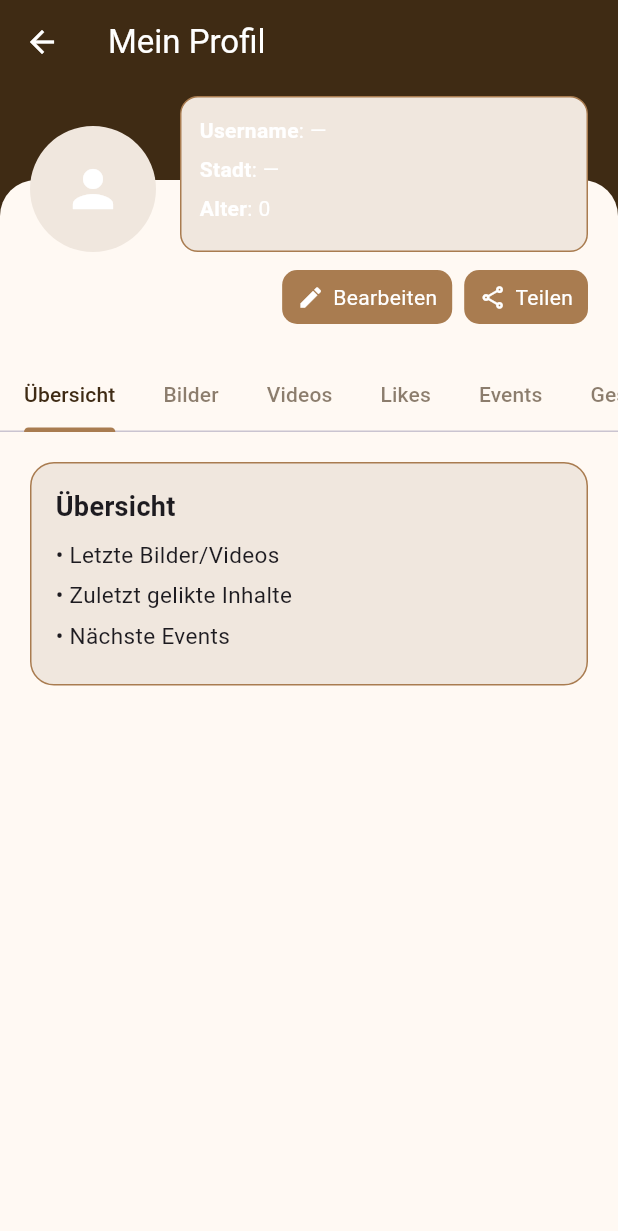
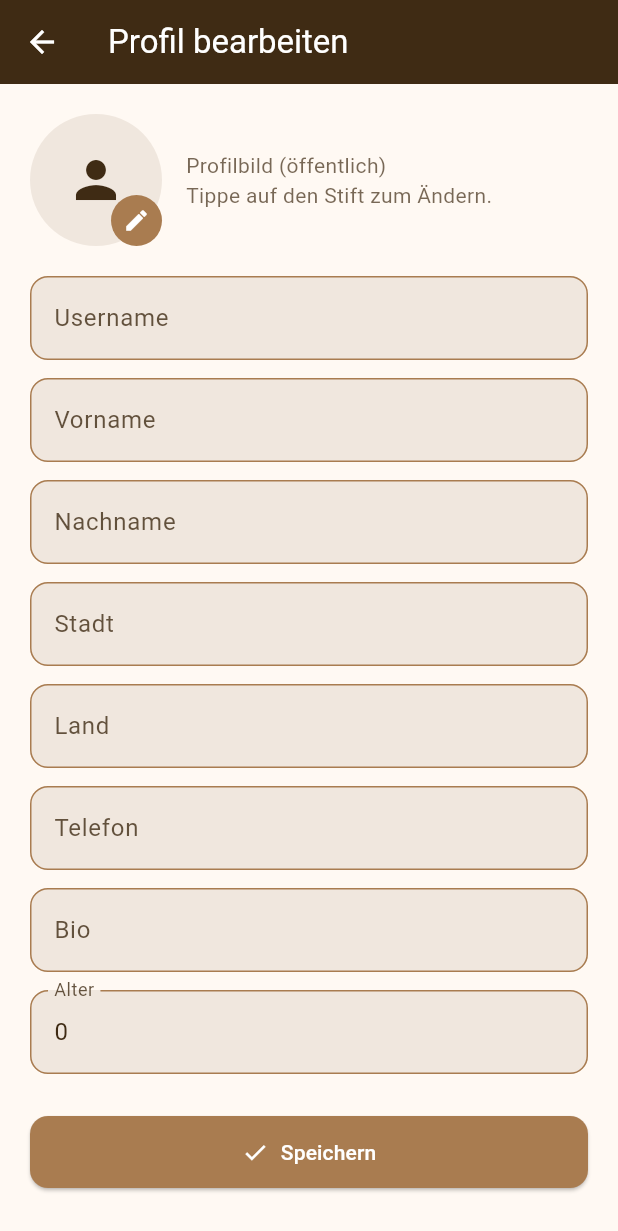
Before and after one commit to martinwolf-create/notekey, a Flutter app: the ProfileScreen screen opened by its route, after a tap on "Bearbeiten", on a phone screen of 412 x 824 dp. Shown: the top 1231 px of the screen. Run offline on Flutter 3.47's test engine with Material 3 defaults, Android fonts, the phone set to English and light mode, and no system bars; our stand-ins replace cloud_firestore, firebase_auth, firebase_core, firebase_storage, image_picker, sqflite; accounts and stored records are empty.

Commit message:
profil edit / firstor/storage anbindung/öffentliche Profilbilder

```diff
--- a/lib/features/routes/app_routes.dart
+++ b/lib/features/routes/app_routes.dart
@@ -2,6 +2,8 @@ import 'package:flutter/material.dart';
 
 // Screens
 import 'package:notekey_app/features/screens/profil/presentation/profile_screen.dart';
+import 'package:notekey_app/features/screens/profil/presentation/edit_profile_screen.dart';
+
 import 'package:notekey_app/features/screens/splash_theater/splash_theater_screen.dart';
 import 'package:notekey_app/features/screens/splash_theater/splash_theater2.dart';
 import 'package:notekey_app/features/screens/homescreen/home_screen.dart';
@@ -29,16 +31,18 @@ import 'package:notekey_app/features/auth/verify_email_screen.dart'
 import 'package:notekey_app/features/auth/auth_repository.dart';
 
 class AppRoutes {
+  // Splash / Start / Auth
   static const String splash = "/splash";
   static const String splash2 = "/splash2";
-
   static const String start = "/start";
   static const String signup = "/signup";
   static const String signin = "/signin";
-  static const String auth_gate = "/auth_gate";
+  static const String authGate = "/auth_gate";
 
+  // Hauptbereiche
   static const String home = "/home";
   static const String profil = "/profil";
+  static const String editProfil = "/profil/edit";
   static const String chat = "/chat";
   static const String settings = "/settings";
 
@@ -57,51 +61,64 @@ class AppRoutes {
   // E-Mail-Verify
   static const String verify = '/verify';
 
-  static var startscreen;
-
   static Route<dynamic> generateRoute(
       RouteSettings settings, AuthRepository auth) {
     switch (settings.name) {
-      case splash:
+      // ---------- Splash ----------
+      case AppRoutes.splash:
         return MaterialPageRoute(builder: (_) => const SplashTheaterScreen());
-      case splash2:
+      case AppRoutes.splash2:
         return MaterialPageRoute(builder: (_) => const SplashTheater2Screen());
-      case start:
+
+      // ---------- Auth / Start ----------
+      case AppRoutes.start:
         return MaterialPageRoute(builder: (_) => const StartScreen());
-      case signup:
+      case AppRoutes.signup:
         return MaterialPageRoute(builder: (_) => SignUpScreen(auth: auth));
-      case signin:
+      case AppRoutes.signin:
         return MaterialPageRoute(builder: (_) => SignInScreen(auth: auth));
-      case home:
+
+      // ---------- Hauptscreens ----------
+      case AppRoutes.home:
         return MaterialPageRoute(builder: (_) => HomeScreen());
-      case profil:
+      case AppRoutes.profil:
         return MaterialPageRoute(builder: (_) => const ProfileScreen());
+      case AppRoutes.editProfil:
+        return MaterialPageRoute(builder: (_) => const EditProfileScreen());
       case AppRoutes.settings:
         return MaterialPageRoute(builder: (_) => const SettingsScreen());
-      case chat:
+      case AppRoutes.chat:
         return MaterialPageRoute(builder: (_) => const ChatHomeScreen());
-      case forum:
+
+      // ---------- Forum ----------
+      case AppRoutes.forum:
         return MaterialPageRoute(builder: (_) => const ForumHomeScreen());
-      case veranstaltungen:
-      case veranstaltungenList:
+      case AppRoutes.veranstaltungen:
+      case AppRoutes.veranstaltungenList:
         return MaterialPageRoute(
           builder: (_) =>
               const veranstaltungen_list.VeranstaltungenListScreen(),
         );
-      case todo:
+      case AppRoutes.todo:
         return MaterialPageRoute(builder: (_) => const TodoScreen());
-      case suchfindHome:
+      case AppRoutes.suchfindHome:
         return MaterialPageRoute(builder: (_) => const SuchFindHomeScreen());
-      case suchList:
+      case AppRoutes.suchList:
         return MaterialPageRoute(builder: (_) => const SuchListScreen());
-      case findList:
+      case AppRoutes.findList:
         return MaterialPageRoute(builder: (_) => const FindListScreen());
-      case memory:
+
+      // ---------- Games ----------
+      case AppRoutes.memory:
         return MaterialPageRoute(builder: (_) => const MemoryStartScreen());
       // oder: return MaterialPageRoute(builder: (_) => const MemoryGameScreen());
-      case verify:
+
+      // ---------- Verify ----------
+      case AppRoutes.verify:
         return MaterialPageRoute(
             builder: (_) => const verify_screen.VerifyEmailScreen());
+
+      // ---------- Default ----------
       default:
         return MaterialPageRoute(
           builder: (_) => const Scaffold(
--- a/lib/features/screens/profil/presentation/edit_profile_screen.dart
+++ b/lib/features/screens/profil/presentation/edit_profile_screen.dart
@@ -0,0 +1,325 @@
+import 'dart:io';
+import 'package:flutter/material.dart';
+import 'package:cloud_firestore/cloud_firestore.dart';
+import 'package:firebase_auth/firebase_auth.dart';
+import 'package:firebase_storage/firebase_storage.dart';
+import 'package:image_picker/image_picker.dart';
+import 'package:mime/mime.dart';
+import 'package:notekey_app/features/themes/colors.dart';
+
+class EditProfileScreen extends StatefulWidget {
+  const EditProfileScreen({super.key});
+
+  @override
+  State<EditProfileScreen> createState() => _EditProfileScreenState();
+}
+
+class _EditProfileScreenState extends State<EditProfileScreen> {
+  final _formKey = GlobalKey<FormState>();
+  final _db = FirebaseFirestore.instance;
+  final _auth = FirebaseAuth.instance;
+  final _picker = ImagePicker();
+
+  String _username = '';
+  String _firstName = '';
+  String _lastName = '';
+  String _city = '';
+  String _country = '';
+  String _phone = '';
+  String _bio = '';
+  int? _age;
+  String _photoUrl = '';
+  File? _localImage;
+
+  bool _loading = true;
+  bool _saving = false;
+
+  @override
+  void initState() {
+    super.initState();
+    _loadCurrent();
+  }
+
+  Future<void> _loadCurrent() async {
+    final uid = _auth.currentUser!.uid;
+    final doc = await _db.collection('users').doc(uid).get();
+    if (!mounted)
+      return; // Schutz, falls Screen während des Ladens geschlossen wird
+    final d = doc.data() ?? {};
+    setState(() {
+      _username = (d['username'] ?? '').toString();
+      _firstName = (d['firstName'] ?? '').toString();
+      _lastName = (d['lastName'] ?? '').toString();
+      _city = (d['city'] ?? '').toString();
+      _country = (d['country'] ?? '').toString();
+      _phone = (d['phone'] ?? '').toString();
+      _bio = (d['bio'] ?? '').toString();
+      _photoUrl = (d['profileImageUrl'] ?? '').toString();
+      _age = (d['age'] is int) ? d['age'] as int : null;
+      _loading = false;
+    });
+  }
+
+  Future<void> _pickImage() async {
+    final x =
+        await _picker.pickImage(source: ImageSource.gallery, imageQuality: 90);
+    if (x != null) setState(() => _localImage = File(x.path));
+  }
+
+  Future<String?> _uploadAvatarIfNeeded(String uid) async {
+    if (_localImage == null) return _photoUrl;
+    final file = _localImage!;
+    final mime = lookupMimeType(file.path) ?? 'image/jpeg';
+    final isPng = mime.endsWith('png');
+    final ref = FirebaseStorage.instance
+        .ref()
+        .child('public/avatars/$uid${isPng ? '.png' : '.jpg'}');
+    final metadata = SettableMetadata(contentType: mime);
+    await ref.putFile(file, metadata);
+    return await ref.getDownloadURL();
+  }
+
+  Future<void> _save() async {
+    if (!_formKey.currentState!.validate()) return;
+    setState(() => _saving = true);
+    _formKey.currentState!.save();
+
+    final uid = _auth.currentUser!.uid;
+    try {
+      final newPhotoUrl = await _uploadAvatarIfNeeded(uid) ?? '';
+      final data = <String, dynamic>{
+        'username': _username.trim(),
+        'firstName': _firstName.trim(),
+        'lastName': _lastName.trim(),
+        'city': _city.trim(),
+        'country': _country.trim(),
+        'phone': _phone.trim(),
+        'bio': _bio.trim(),
+        'profileImageUrl': newPhotoUrl,
+        'age': _age,
+        'updatedAt': FieldValue.serverTimestamp(),
+      };
+
+      data.removeWhere((k, v) => v is String && v.trim().isEmpty);
+
+      await _db.collection('users').doc(uid).update(data);
+
+      if (!mounted) return;
+      ScaffoldMessenger.of(context).showSnackBar(
+        const SnackBar(content: Text('Profil erfolgreich aktualisiert')),
+      );
+      Navigator.pop(context);
+    } catch (e) {
+      if (!mounted) return;
+      ScaffoldMessenger.of(context).showSnackBar(
+        SnackBar(content: Text('Speichern fehlgeschlagen: $e')),
+      );
+    } finally {
+      if (mounted) setState(() => _saving = false);
+    }
+  }
+
+  @override
+  Widget build(BuildContext context) {
+    if (_loading) {
+      return Scaffold(
+        backgroundColor: AppColors.hellbeige,
+        appBar: AppBar(
+          title: const Text('Profil bearbeiten'),
+          backgroundColor: AppColors.dunkelbraun,
+          foregroundColor: Colors.white,
+        ),
+        body: const Center(child: CircularProgressIndicator()),
+      );
+    }
+
+    return Scaffold(
+      backgroundColor: AppColors.hellbeige,
+      appBar: AppBar(
+        title: const Text('Profil bearbeiten'),
+        backgroundColor: AppColors.dunkelbraun,
+        foregroundColor: Colors.white,
+      ),
+      body: Form(
+        key: _formKey,
+        autovalidateMode: AutovalidateMode.onUserInteraction,
+        child: ListView(
+          padding: const EdgeInsets.all(20),
+          children: [
+            Row(
+              children: [
+                Stack(
+                  children: [
+                    CircleAvatar(
+                      radius: 44,
+                      backgroundColor: AppColors.rosebeige,
+                      backgroundImage: _localImage != null
+                          ? FileImage(_localImage!)
+                          : (_photoUrl.isNotEmpty
+                              ? NetworkImage(_photoUrl)
+                              : null) as ImageProvider<Object>?,
+                      child: _photoUrl.isEmpty && _localImage == null
+                          ? const Icon(Icons.person,
+                              size: 40, color: AppColors.dunkelbraun)
+                          : null,
+                    ),
+                    Positioned(
+                      right: 0,
+                      bottom: 0,
+                      child: Material(
+                        color: AppColors.goldbraun,
+                        borderRadius: BorderRadius.circular(24),
+                        child: InkWell(
+                          onTap: _pickImage,
+                          borderRadius: BorderRadius.circular(24),
+                          child: const Padding(
+                            padding: EdgeInsets.all(8.0),
+                            child:
+                                Icon(Icons.edit, color: Colors.white, size: 18),
+                          ),
+                        ),
+                      ),
+                    ),
+                  ],
+                ),
+                const SizedBox(width: 16),
+                Expanded(
+                  child: Text(
+                    'Profilbild (öffentlich)\nTippe auf den Stift zum Ändern.',
+                    style:
+                        TextStyle(color: AppColors.dunkelbraun.withOpacity(.7)),
+                  ),
+                ),
+              ],
+            ),
+            const SizedBox(height: 20),
+            _field(
+              label: 'Username',
+              initial: _username,
+              onSaved: (v) => _username = v ?? '',
+              validator: (v) =>
+                  (v == null || v.trim().length < 3) ? 'Mind. 3 Zeichen' : null,
+            ),
+            _field(
+              label: 'Vorname',
+              initial: _firstName,
+              onSaved: (v) => _firstName = v ?? '',
+              validator: (v) =>
+                  (v == null || v.trim().isEmpty) ? 'Pflichtfeld' : null,
+            ),
+            _field(
+              label: 'Nachname',
+              initial: _lastName,
+              onSaved: (v) => _lastName = v ?? '',
+              validator: (v) =>
+                  (v == null || v.trim().isEmpty) ? 'Pflichtfeld' : null,
+            ),
+            _field(
+                label: 'Stadt',
+                initial: _city,
+                onSaved: (v) => _city = v ?? ''),
+            _field(
+                label: 'Land',
+                initial: _country,
+                onSaved: (v) => _country = v ?? ''),
+            _field(
+                label: 'Telefon',
+                initial: _phone,
+                onSaved: (v) => _phone = v ?? ''),
+            _field(label: 'Bio', initial: _bio, onSaved: (v) => _bio = v ?? ''),
+            _numberField(
+              label: 'Alter',
+              initial: _age?.toString() ?? '',
+              onSaved: (v) =>
+                  _age = (v == null || v.isEmpty) ? null : int.tryParse(v),
+            ),
+            const SizedBox(height: 16),
+            SizedBox(
+              width: double.infinity,
+              child: ElevatedButton.icon(
+                style: ElevatedButton.styleFrom(
+                  backgroundColor: AppColors.goldbraun,
+                  foregroundColor: Colors.white,
+                  padding: const EdgeInsets.symmetric(vertical: 14),
+                  shape: RoundedRectangleBorder(
+                      borderRadius: BorderRadius.circular(12)),
+                ),
+                onPressed: _saving ? null : _save,
+                icon: _saving
+                    ? const SizedBox(
+                        width: 18,
+                        height: 18,
+                        child: CircularProgressIndicator(
+                            strokeWidth: 2, color: Colors.white),
+                      )
+                    : const Icon(Icons.check),
+                label: Text(_saving ? 'Speichern…' : 'Speichern'),
+              ),
+            ),
+          ],
+        ),
+      ),
+    );
+  }
+
+  Widget _field({
+    required String label,
+    String? initial,
+    String? Function(String?)? validator,
+    void Function(String?)? onSaved,
+  }) {
+    return Padding(
+      padding: const EdgeInsets.only(bottom: 12),
+      child: TextFormField(
+        initialValue: initial,
+        validator: validator,
+        onSaved: onSaved,
+        style: const TextStyle(color: AppColors.dunkelbraun),
+        decoration: InputDecoration(
+          labelText: label,
+          labelStyle: TextStyle(color: AppColors.dunkelbraun.withOpacity(.8)),
+          filled: true,
+          fillColor: AppColors.rosebeige,
+          enabledBorder: OutlineInputBorder(
+            borderRadius: BorderRadius.circular(12),
+            borderSide: const BorderSide(color: AppColors.goldbraun),
+          ),
+          focusedBorder: OutlineInputBorder(
+            borderRadius: BorderRadius.circular(12),
+            borderSide: const BorderSide(color: AppColors.goldbraun, width: 2),
+          ),
+        ),
+      ),
+    );
+  }
+
+  Widget _numberField({
+    required String label,
+    String? initial,
+    void Function(String?)? onSaved,
+  }) {
+    return Padding(
+      padding: const EdgeInsets.only(bottom: 12),
+      child: TextFormField(
+        initialValue: initial,
+        keyboardType: TextInputType.number,
+        onSaved: onSaved,
+        style: const TextStyle(color: AppColors.dunkelbraun),
+        decoration: InputDecoration(
+          labelText: label,
+          labelStyle: TextStyle(color: AppColors.dunkelbraun.withOpacity(.8)),
+          filled: true,
+          fillColor: AppColors.rosebeige,
+          enabledBorder: OutlineInputBorder(
+            borderRadius: BorderRadius.circular(12),
+            borderSide: const BorderSide(color: AppColors.goldbraun),
+          ),
+          focusedBorder: OutlineInputBorder(
+            borderRadius: BorderRadius.circular(12),
+            borderSide: const BorderSide(color: AppColors.goldbraun, width: 2),
+          ),
+        ),
+      ),
+    );
+  }
+}
--- a/lib/features/screens/profil/presentation/profile_screen.dart
+++ b/lib/features/screens/profil/presentation/profile_screen.dart
@@ -1,6 +1,7 @@
 import 'package:flutter/material.dart';
 import 'package:cloud_firestore/cloud_firestore.dart';
 import 'package:notekey_app/features/auth/firebase_auth_repository.dart';
+import 'package:notekey_app/features/routes/app_routes.dart';
 import 'package:notekey_app/features/themes/colors.dart';
 
 class ProfileScreen extends StatelessWidget {
@@ -36,30 +37,19 @@ class ProfileScreen extends StatelessWidget {
 
             return NestedScrollView(
               headerSliverBuilder: (context, innerBoxIsScrolled) => [
-                // Collapsible Header mit Cover + Avatar + Name + Bio
+                // CLEAN TOP BAR: Back links, Titel zentriert
                 SliverAppBar(
                   pinned: true,
-                  floating: false,
-                  snap: false,
-                  expandedHeight: 240,
+                  centerTitle: true,
                   backgroundColor: AppColors.dunkelbraun,
                   foregroundColor: Colors.white,
+                  title: const Text('Mein Profil'),
                   leading: IconButton(
                     icon: const Icon(Icons.arrow_back),
                     onPressed: () => Navigator.of(context).maybePop(),
                   ),
-                  title: const Text('Mein Profil'),
-                  flexibleSpace: FlexibleSpaceBar(
-                    background: _ProfileHeader(
-                      username: username,
-                      city: city,
-                      age: age,
-                      bio: bio,
-                      photoUrl: photoUrl,
                 ),
-                  ),
-                ),
-                // Sticky Tabbar wie bei FB/IG
+                // Sticky Tabbar
                 SliverPersistentHeader(
                   pinned: true,
                   delegate: _TabsHeaderDelegate(
@@ -78,6 +68,24 @@ class ProfileScreen extends StatelessWidget {
                         Tab(text: 'Events'),
                         Tab(text: 'Gespeichert'),
                       ],
+                    ),
+                  ),
+                ),
+                // SUMMARY CARD zwischen Tabs und Inhalt
+                SliverToBoxAdapter(
+                  child: Padding(
+                    padding: const EdgeInsets.fromLTRB(16, 10, 16, 8),
+                    child: _ProfileSummaryCard(
+                      username: username,
+                      city: city,
+                      age: age,
+                      bio: bio,
+                      photoUrl: photoUrl,
+                      onEdit: () =>
+                          Navigator.of(context).pushNamed(AppRoutes.editProfil),
+                      onShare: () {
+                        // TODO: Teilen-Flow
+                      },
                     ),
                   ),
                 ),
@@ -100,15 +108,15 @@ class ProfileScreen extends StatelessWidget {
   }
 }
 
-/// ---------- HEADER
-
-class _ProfileHeader extends StatelessWidget {
-  const _ProfileHeader({
+class _ProfileSummaryCard extends StatelessWidget {
+  const _ProfileSummaryCard({
     required this.username,
     required this.city,
     required this.age,
     required this.bio,
     required this.photoUrl,
+    required this.onEdit,
+    required this.onShare,
   });
 
   final String username;
@@ -116,131 +124,92 @@ class _ProfileHeader extends StatelessWidget {
   final String age;
   final String bio;
   final String photoUrl;
+  final VoidCallback onEdit;
+  final VoidCallback onShare;
 
   @override
   Widget build(BuildContext context) {
-    return Stack(
-      children: [
-        // Cover (Beige-Ton mit leichter Textur / Farbfläche)
-        Container(color: AppColors.dunkelbraun),
-        // Beige Welle unten
-        Align(
-          alignment: Alignment.bottomCenter,
-          child: Container(
-            height: 120,
-            decoration: BoxDecoration(
-              color: AppColors.hellbeige,
-              borderRadius:
-                  const BorderRadius.vertical(top: Radius.circular(24)),
-            ),
-          ),
-        ),
-        // Inhalt
-        Positioned.fill(
-          child: Padding(
-            padding: const EdgeInsets.fromLTRB(20, 64, 20, 0),
-            child: Column(
-              crossAxisAlignment: CrossAxisAlignment.start,
-              children: [
-                // Avatar + Namezeile
-                Row(
-                  crossAxisAlignment: CrossAxisAlignment.end,
-                  children: [
-                    CircleAvatar(
-                      radius: 42,
-                      backgroundColor: AppColors.rosebeige,
-                      backgroundImage:
-                          photoUrl.isNotEmpty ? NetworkImage(photoUrl) : null,
-                      child: photoUrl.isEmpty
-                          ? const Icon(Icons.person,
-                              size: 40, color: Colors.white)
-                          : null,
-                    ),
-                    const SizedBox(width: 16),
-                    Expanded(
-                      child: Container(
+    return Container(
       padding: const EdgeInsets.all(12),
       decoration: BoxDecoration(
         color: AppColors.rosebeige,
-                          borderRadius: BorderRadius.circular(12),
+        borderRadius: BorderRadius.circular(16),
         border: Border.all(color: AppColors.goldbraun),
       ),
+      child: Row(
+        crossAxisAlignment: CrossAxisAlignment.center,
+        children: [
+          // Infos + Actions (links)
+          Expanded(
             child: Column(
               crossAxisAlignment: CrossAxisAlignment.start,
               children: [
                 _kv('Username', username.isEmpty ? '—' : username),
                 _kv('Stadt', city.isEmpty ? '—' : city),
                 _kv('Alter', age.isEmpty ? '—' : age),
-                          ],
-                        ),
-                      ),
+                if (bio.isNotEmpty) ...[
+                  const SizedBox(height: 6),
+                  Text(
+                    bio,
+                    maxLines: 2,
+                    overflow: TextOverflow.ellipsis,
+                    style:
+                        TextStyle(color: AppColors.dunkelbraun.withOpacity(.8)),
                   ),
                 ],
-                ),
-                const SizedBox(height: 12),
-                // Bio + Action Buttons
-                Row(
+                const SizedBox(height: 10),
+                Wrap(
+                  spacing: 8,
+                  runSpacing: 8,
                   children: [
-                    Expanded(
-                      child: Text(
-                        bio.isEmpty ? '—' : bio,
-                        maxLines: 2,
-                        overflow: TextOverflow.ellipsis,
-                        style: TextStyle(
-                          color: AppColors.hellbeige.withOpacity(.9),
-                        ),
-                      ),
-                    ),
-                    const SizedBox(width: 12),
-                    _HeaderButton(
+                    _HeaderChip(
                       icon: Icons.edit,
                       label: 'Bearbeiten',
-                      onTap: () {
-                        // TODO: navigate to edit_profile_screen.dart
-                      },
+                      onTap: onEdit,
                     ),
-                    const SizedBox(width: 8),
-                    _HeaderButton(
+                    _HeaderChip(
                       icon: Icons.share_outlined,
                       label: 'Teilen',
-                      onTap: () {
-                        // TODO: Teilen-Flow (später)
-                      },
+                      onTap: onShare,
                     ),
                   ],
                 ),
               ],
             ),
           ),
+          const SizedBox(width: 12),
+          // Avatar (rechts)
+          CircleAvatar(
+            radius: 40,
+            backgroundColor: AppColors.hellbeige,
+            backgroundImage:
+                photoUrl.isNotEmpty ? NetworkImage(photoUrl) : null,
+            child: photoUrl.isEmpty
+                ? const Icon(Icons.person,
+                    size: 36, color: AppColors.dunkelbraun)
+                : null,
           ),
         ],
+      ),
     );
   }
 
   Widget _kv(String k, String v) {
     return Padding(
-      padding: const EdgeInsets.only(bottom: 6),
+      padding: const EdgeInsets.only(bottom: 4),
       child: Row(
+        mainAxisSize: MainAxisSize.min,
         children: [
-          Text(k,
-              style: const TextStyle(
-                  fontWeight: FontWeight.bold, color: Colors.white)),
-          const Text(': ', style: TextStyle(color: Colors.white)),
-          Expanded(
-            child: Text(
-              v,
-              style: const TextStyle(color: Colors.white),
-              overflow: TextOverflow.ellipsis,
-            ),
-          ),
+          Text('$k: ', style: const TextStyle(fontWeight: FontWeight.bold)),
+          Flexible(child: Text(v, overflow: TextOverflow.ellipsis)),
         ],
       ),
     );
   }
 }
 
-class _HeaderButton extends StatelessWidget {
-  const _HeaderButton(
+class _HeaderChip extends StatelessWidget {
+  const _HeaderChip(
       {required this.icon, required this.label, required this.onTap});
   final IconData icon;
   final String label;
@@ -257,6 +226,7 @@ class _HeaderButton extends StatelessWidget {
         child: Padding(
           padding: const EdgeInsets.symmetric(horizontal: 10, vertical: 8),
           child: Row(
+            mainAxisSize: MainAxisSize.min,
             children: [
               Icon(icon, size: 18, color: Colors.white),
               const SizedBox(width: 6),
```
Lines whose indentation alone changed are shown as unchanged.
